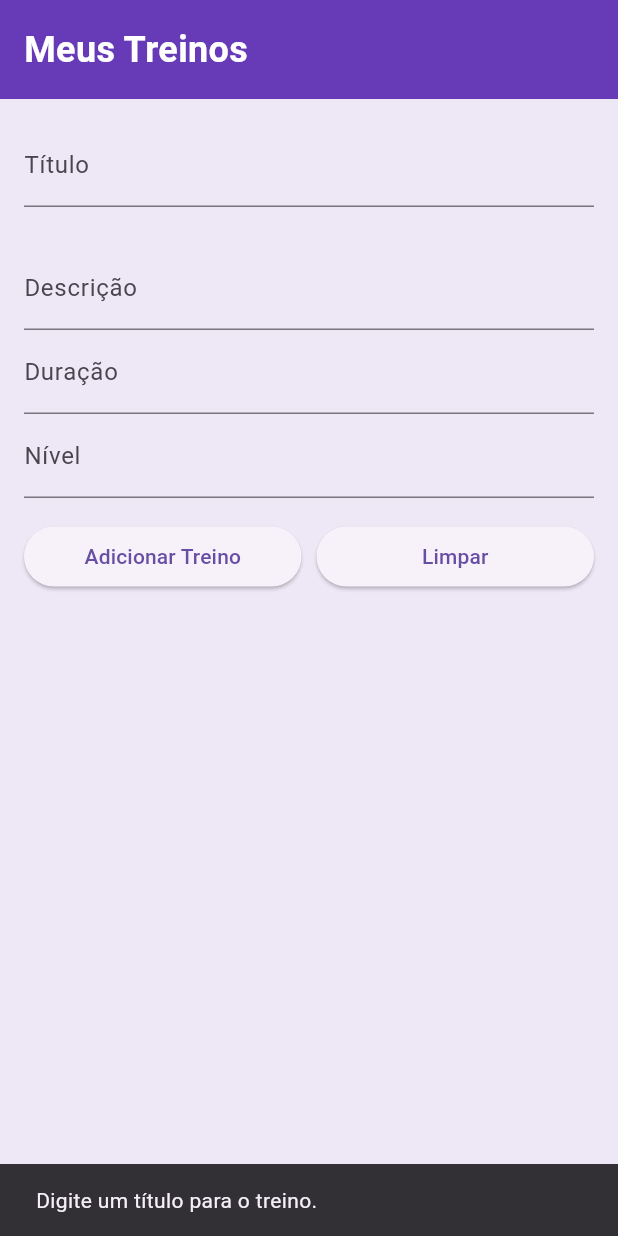
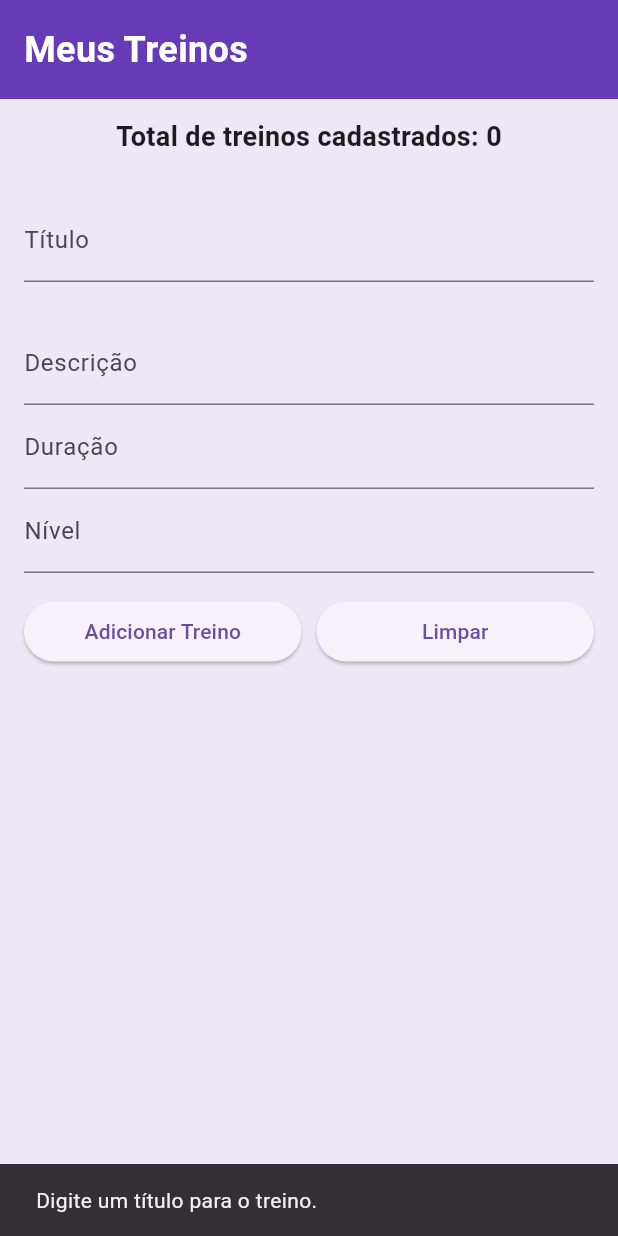
Before and after one commit to Alencast/DS-mobile-gymapp, a Flutter app: the screen it shows after launch, after a tap on "Adicionar Treino", on a phone screen of 412 x 824 dp. Run offline on Flutter 3.47's test engine with Material 3 defaults, Android fonts, the phone set to English and light mode, and no system bars.

Commit message:
feat:treino-provider

```diff
--- a/lib/main.dart
+++ b/lib/main.dart
@@ -1,7 +1,14 @@
 import 'package:flutter/material.dart';
+import 'package:provider/provider.dart';
+import 'treino_provider.dart';
 
 void main() {
-  runApp(const MyApp());
+  runApp(
+    ChangeNotifierProvider(
+      create: (_) => TreinoProvider(),
+      child: const MyApp(),
+    ),
+  );
 }
 
 class MyApp extends StatelessWidget {
@@ -47,8 +54,6 @@ class MobileLayout extends StatefulWidget {
 }
 
 class _MobileLayoutState extends State<MobileLayout> {
-  final List<Map<String, String>> treinos = [];
-
   final tituloController = TextEditingController();
   final descricaoController = TextEditingController();
   final duracaoController = TextEditingController();
@@ -67,14 +72,15 @@ class _MobileLayoutState extends State<MobileLayout> {
       return;
     }
 
-    setState(() {
-      treinos.add({
-        'titulo': tituloController.text,
-        'descricao': descricaoController.text,
-        'duracao': duracaoController.text,
-        'nivel': nivelController.text,
-      });
-    });
+    Provider.of<TreinoProvider>(
+      context,
+      listen: false,
+    ).adicionarTreino(
+      titulo: tituloController.text,
+      descricao: descricaoController.text,
+      duracao: duracaoController.text,
+      nivel: nivelController.text,
+    );
 
     // Encadeamento:
     // botão -> valida -> adiciona -> feedback -> limpa campos
@@ -139,13 +145,16 @@ class _MobileLayoutState extends State<MobileLayout> {
 
   // EXCLUIR TREINO (onLongPress)
   void confirmarExclusao(int index) {
+    final provider =
+        Provider.of<TreinoProvider>(context, listen: false);
+
     showDialog(
       context: context,
       builder: (context) {
         return AlertDialog(
           title: const Text("Excluir treino"),
           content: Text(
-            "Deseja remover o treino '${treinos[index]['titulo']}'?",
+            "Deseja remover o treino '${provider.treinos[index]['titulo']}'?",
           ),
           actions: [
             TextButton(
@@ -154,9 +163,7 @@ class _MobileLayoutState extends State<MobileLayout> {
             ),
             TextButton(
               onPressed: () {
-                setState(() {
-                  treinos.removeAt(index);
-                });
+                provider.removerTreino(index);
 
                 Navigator.pop(context);
 
@@ -193,6 +200,22 @@ class _MobileLayoutState extends State<MobileLayout> {
                 fontWeight: FontWeight.bold,
               ),
             ),
+          ),
+
+          // WIDGET 1 REAGINDO AO ESTADO
+          Consumer<TreinoProvider>(
+            builder: (context, provider, child) {
+              return Padding(
+                padding: const EdgeInsets.all(12),
+                child: Text(
+                  "Total de treinos cadastrados: ${provider.quantidadeTreinos}",
+                  style: const TextStyle(
+                    fontSize: 18,
+                    fontWeight: FontWeight.bold,
+                  ),
+                ),
+              );
+            },
           ),
 
           // FORMULÁRIO
@@ -274,12 +297,14 @@ class _MobileLayoutState extends State<MobileLayout> {
             ),
           ),
 
-          // LISTA DE TREINOS
+          // WIDGET 2 REAGINDO AO MESMO ESTADO
           Expanded(
-            child: ListView.builder(
-              itemCount: treinos.length,
+            child: Consumer<TreinoProvider>(
+              builder: (context, provider, child) {
+                return ListView.builder(
+                  itemCount: provider.treinos.length,
                   itemBuilder: (context, index) {
-                final treino = treinos[index];
+                    final treino = provider.treinos[index];
 
                     return Padding(
                       padding: const EdgeInsets.symmetric(
@@ -330,6 +355,8 @@ class _MobileLayoutState extends State<MobileLayout> {
                       ),
                     );
                   },
+                );
+              },
             ),
           ),
         ],
--- /dev/null
+++ b/lib/treino_provider.dart
@@ -0,0 +1,30 @@
+import 'package:flutter/material.dart';
+
+class TreinoProvider extends ChangeNotifier {
+  final List<Map<String, String>> _treinos = [];
+
+  List<Map<String, String>> get treinos => _treinos;
+
+  void adicionarTreino({
+    required String titulo,
+    required String descricao,
+    required String duracao,
+    required String nivel,
+  }) {
+    _treinos.add({
+      'titulo': titulo,
+      'descricao': descricao,
+      'duracao': duracao,
+      'nivel': nivel,
+    });
+
+    notifyListeners();
+  }
+
+  void removerTreino(int index) {
+    _treinos.removeAt(index);
+    notifyListeners();
+  }
+
+  int get quantidadeTreinos => _treinos.length;
+}
--- a/pubspec.yaml
+++ b/pubspec.yaml
@@ -31,9 +31,8 @@ dependencies:
   flutter:
     sdk: flutter
 
-  # The following adds the Cupertino Icons font to your application.
-  # Use with the CupertinoIcons class for iOS style icons.
   cupertino_icons: ^1.0.8
+  provider: ^6.1.5
 
 dev_dependencies:
   flutter_test:
```
Also changed, not shown: pubspec.lock. Lines whose indentation alone changed are shown as unchanged.
